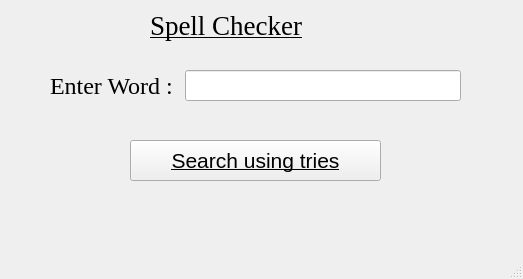
Before: the Qt Designer form mainwindow.ui in bhupendersinghh/spell-checker, drawn with Qt 5.
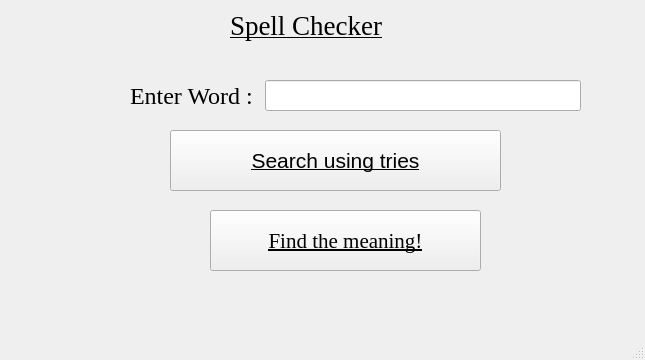
After: the same form once the commit is applied.

Commit message: Added searching the meaning functionality

Diff of the .ui file:
```diff
--- a/mainwindow.ui
+++ b/mainwindow.ui
@@ -6,8 +6,8 @@
    <rect>
     <x>0</x>
     <y>0</y>
-    <width>523</width>
-    <height>279</height>
+    <width>645</width>
+    <height>360</height>
    </rect>
   </property>
   <property name="windowTitle">
@@ -20,10 +20,10 @@
    <widget class="QPushButton" name="pushButton">
     <property name="geometry">
      <rect>
-      <x>130</x>
-      <y>140</y>
-      <width>251</width>
-      <height>41</height>
+      <x>170</x>
+      <y>130</y>
+      <width>331</width>
+      <height>61</height>
      </rect>
     </property>
     <property name="font">
@@ -39,7 +39,7 @@
    <widget class="QLabel" name="label_2">
     <property name="geometry">
      <rect>
-      <x>150</x>
+      <x>230</x>
       <y>10</y>
       <width>181</width>
       <height>31</height>
@@ -59,10 +59,10 @@
    <widget class="QWidget" name="layoutWidget">
     <property name="geometry">
      <rect>
-      <x>50</x>
+      <x>130</x>
       <y>60</y>
-      <width>411</width>
-      <height>51</height>
+      <width>451</width>
+      <height>71</height>
      </rect>
     </property>
     <layout class="QHBoxLayout" name="horizontalLayout">
@@ -90,6 +90,26 @@
      </item>
     </layout>
    </widget>
+   <widget class="QPushButton" name="pushButton_2">
+    <property name="geometry">
+     <rect>
+      <x>210</x>
+      <y>210</y>
+      <width>271</width>
+      <height>61</height>
+     </rect>
+    </property>
+    <property name="font">
+     <font>
+      <family>Times New Roman</family>
+      <pointsize>16</pointsize>
+      <underline>true</underline>
+     </font>
+    </property>
+    <property name="text">
+     <string>Find the meaning!</string>
+    </property>
+   </widget>
   </widget>
   <widget class="QMenuBar" name="menubar">
    <property name="geometry">
```
Left out of the diff: 2 changed lines with no effect on the pictures. The commit also changes 3 other files.
